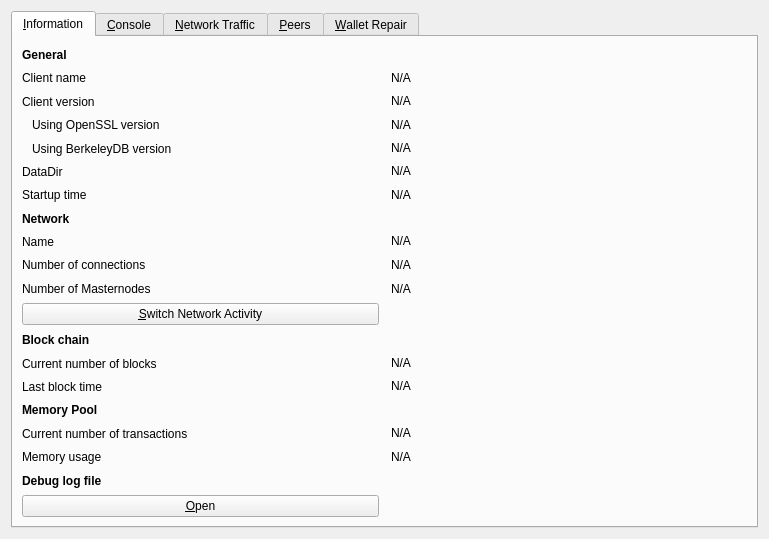
Qt form src/qt/forms/rpcconsole.ui (LUX-Core/lux) before a commit.
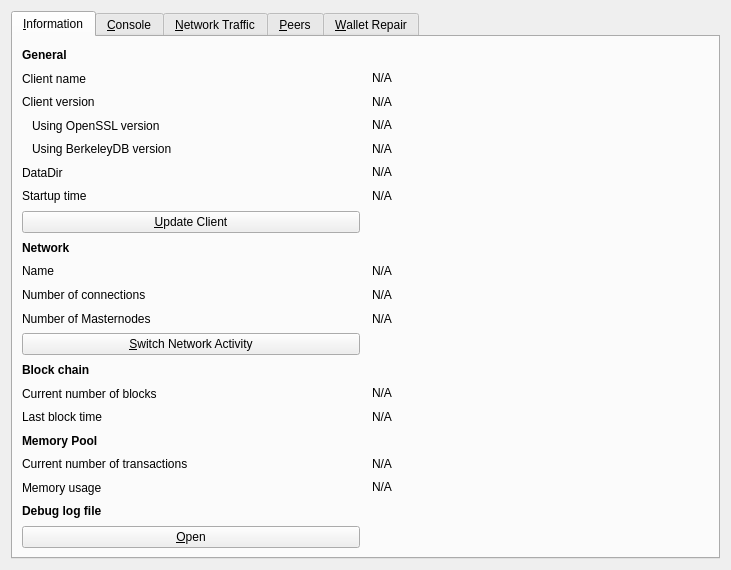
The same form after that commit. Icons and pictures are not drawn. Custom widgets are drawn as their Qt base class.

```diff
--- a/src/qt/forms/rpcconsole.ui
+++ b/src/qt/forms/rpcconsole.ui
@@ -6,8 +6,8 @@
    <rect>
     <x>0</x>
     <y>0</y>
-    <width>769</width>
-    <height>539</height>
+    <width>731</width>
+    <height>570</height>
    </rect>
   </property>
   <property name="windowTitle">
@@ -37,7 +37,7 @@
          </property>
         </widget>
        </item>
-       <item row="7" column="0">
+       <item row="8" column="0">
         <widget class="QLabel" name="networkHeader">
          <property name="font">
           <font>
@@ -50,7 +50,7 @@
          </property>
         </widget>
        </item>
-       <item row="13" column="1">
+       <item row="14" column="1">
         <widget class="QLabel" name="numberOfBlocks">
          <property name="cursor">
           <cursorShape>IBeamCursor</cursorShape>
@@ -66,7 +66,7 @@
          </property>
         </widget>
        </item>
-       <item row="8" column="0">
+       <item row="9" column="0">
         <widget class="QLabel" name="networkNameLabel">
          <property name="text">
           <string>Name</string>
@@ -80,7 +80,7 @@
          </property>
         </widget>
        </item>
-       <item row="9" column="0">
+       <item row="10" column="0">
         <widget class="QLabel" name="numberOfConnectionsLabel">
          <property name="text">
           <string>Number of connections</string>
@@ -148,7 +148,7 @@
          </property>
         </widget>
        </item>
-       <item row="12" column="0">
+       <item row="13" column="0">
         <widget class="QLabel" name="blockchainHeader">
          <property name="font">
           <font>
@@ -220,14 +220,14 @@
          </property>
         </widget>
        </item>
-       <item row="10" column="0">
+       <item row="11" column="0">
         <widget class="QLabel" name="masternodeCountLabel">
          <property name="text">
           <string>Number of Masternodes</string>
          </property>
         </widget>
        </item>
-       <item row="10" column="1">
+       <item row="11" column="1">
         <widget class="QLabel" name="masternodeCount">
          <property name="cursor">
           <cursorShape>IBeamCursor</cursorShape>
@@ -253,7 +253,7 @@
          </property>
         </widget>
        </item>
-       <item row="14" column="1">
+       <item row="15" column="1">
         <widget class="QLabel" name="lastBlockTime">
          <property name="cursor">
           <cursorShape>IBeamCursor</cursorShape>
@@ -269,7 +269,7 @@
          </property>
         </widget>
        </item>
-       <item row="8" column="1">
+       <item row="9" column="1">
         <widget class="QLabel" name="networkName">
          <property name="cursor">
           <cursorShape>IBeamCursor</cursorShape>
@@ -285,14 +285,14 @@
          </property>
         </widget>
        </item>
-       <item row="14" column="0">
+       <item row="15" column="0">
         <widget class="QLabel" name="lastBlockTimeLabel">
          <property name="text">
           <string>Last block time</string>
          </property>
         </widget>
        </item>
-       <item row="9" column="1">
+       <item row="10" column="1">
         <widget class="QLabel" name="numberOfConnections">
          <property name="cursor">
           <cursorShape>IBeamCursor</cursorShape>
@@ -308,7 +308,7 @@
          </property>
         </widget>
        </item>
-       <item row="13" column="0">
+       <item row="14" column="0">
         <widget class="QLabel" name="numberOfBlocksLabel">
          <property name="text">
           <string>Current number of blocks</string>
@@ -322,7 +322,7 @@
          </property>
         </widget>
        </item>
-       <item row="11" column="0">
+       <item row="12" column="0">
         <widget class="QPushButton" name="switchNetworkActiveButton">
          <property name="toolTip">
           <string>Temporarily switch network activity ON/OFF</string>
@@ -335,21 +335,21 @@
          </property>
         </widget>
        </item>
-       <item row="19" column="0">
+       <item row="20" column="0">
         <widget class="QLabel" name="labelMemoryUsage">
          <property name="text">
           <string>Memory usage</string>
          </property>
         </widget>
        </item>
-       <item row="18" column="0">
+       <item row="19" column="0">
         <widget class="QLabel" name="labelNumberOfTransactions">
          <property name="text">
           <string>Current number of transactions</string>
          </property>
         </widget>
        </item>
-       <item row="19" column="1">
+       <item row="20" column="1">
         <widget class="QLabel" name="mempoolSize">
          <property name="cursor">
           <cursorShape>IBeamCursor</cursorShape>
@@ -365,7 +365,7 @@
          </property>
         </widget>
        </item>
-       <item row="18" column="1">
+       <item row="19" column="1">
         <widget class="QLabel" name="mempoolNumberTxs">
          <property name="cursor">
           <cursorShape>IBeamCursor</cursorShape>
@@ -381,7 +381,7 @@
          </property>
         </widget>
        </item>
-       <item row="17" column="0">
+       <item row="18" column="0">
         <widget class="QLabel" name="labelMempoolTitle">
          <property name="font">
           <font>
@@ -394,7 +394,7 @@
          </property>
         </widget>
        </item>
-       <item row="20" column="0">
+       <item row="21" column="0">
         <widget class="QLabel" name="debugLogFileHeader">
          <property name="font">
           <font>
@@ -407,7 +407,7 @@
          </property>
         </widget>
        </item>
-       <item row="21" column="0">
+       <item row="22" column="0">
         <widget class="QPushButton" name="openDebugLogfileButton">
          <property name="toolTip">
           <string>Open the LUX debug log file from the current data directory. This can take a few seconds for large log files.</string>
@@ -420,6 +420,19 @@
          </property>
         </widget>
        </item>
+       <item row="7" column="0">
+        <widget class="QPushButton" name="updateClientButton">
+         <property name="text">
+          <string>&amp;Update Client</string>
+         </property>
+ 	 <property name="toolTip">
+          <string>Update Lux Client to the newest version</string>
+         </property>
+         <property name="autoDefault">
+          <bool>false</bool>
+         </property>
+        </widget>
+       </item>
       </layout>
       <zorder>labelMempoolTitle</zorder>
       <zorder>berkeleyDBVersionLabel</zorder>
```
Left out of the diff: 1 changed line with no effect on the pictures.
